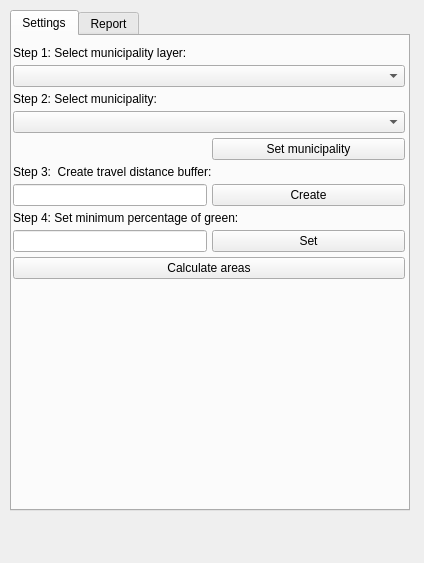
This is GreenSpace/green_space_dockwidget_base.ui in IJsbrandGroeneveld/GEO1005 as Qt 5 draws it before an edit. The edited form follows.
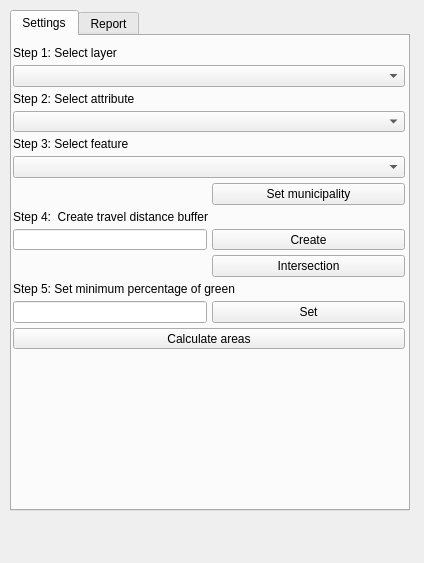
This is the edited form.

Patch:
```diff
--- a/GreenSpace/green_space_dockwidget_base.ui
+++ b/GreenSpace/green_space_dockwidget_base.ui
@@ -87,7 +87,7 @@
         <x>0</x>
         <y>10</y>
         <width>394</width>
-        <height>233</height>
+        <height>304</height>
        </rect>
       </property>
       <layout class="QGridLayout" name="settingsGrid">
@@ -105,7 +105,27 @@
          <property name="spacing">
           <number>5</number>
          </property>
-         <item row="5" column="0" colspan="2">
+         <item row="12" column="1">
+          <widget class="QPushButton" name="makeIntersectionButton">
+           <property name="text">
+            <string>Intersection</string>
+           </property>
+          </widget>
+         </item>
+         <item row="11" column="1">
+          <widget class="QPushButton" name="bufferPushButton">
+           <property name="sizePolicy">
+            <sizepolicy hsizetype="Expanding" vsizetype="Fixed">
+             <horstretch>0</horstretch>
+             <verstretch>0</verstretch>
+            </sizepolicy>
+           </property>
+           <property name="text">
+            <string>Create</string>
+           </property>
+          </widget>
+         </item>
+         <item row="7" column="0" colspan="2">
           <widget class="QLabel" name="bufferLabel">
            <property name="enabled">
             <bool>true</bool>
@@ -117,7 +137,7 @@
             </sizepolicy>
            </property>
            <property name="text">
-            <string>Step 3:  Create travel distance buffer:</string>
+            <string>Step 4:  Create travel distance buffer</string>
            </property>
           </widget>
          </item>
@@ -134,7 +154,7 @@
            </property>
           </widget>
          </item>
-         <item row="11" column="1">
+         <item row="14" column="1">
           <widget class="QPushButton" name="percentagePushButton">
            <property name="sizePolicy">
             <sizepolicy hsizetype="Expanding" vsizetype="Fixed">
@@ -147,64 +167,45 @@
            </property>
           </widget>
          </item>
-         <item row="11" column="0">
+         <item row="14" column="0">
           <widget class="QLineEdit" name="percentageLineEdit"/>
          </item>
-         <item row="9" column="1">
-          <widget class="QPushButton" name="bufferPushButton">
-           <property name="sizePolicy">
-            <sizepolicy hsizetype="Expanding" vsizetype="Fixed">
-             <horstretch>0</horstretch>
-             <verstretch>0</verstretch>
-            </sizepolicy>
-           </property>
-           <property name="text">
-            <string>Create</string>
-           </property>
-          </widget>
-         </item>
-         <item row="0" column="0" colspan="2">
-          <widget class="QLabel" name="boundaryLabel">
-           <property name="enabled">
-            <bool>true</bool>
-           </property>
-           <property name="sizePolicy">
-            <sizepolicy hsizetype="Expanding" vsizetype="Fixed">
-             <horstretch>0</horstretch>
-             <verstretch>0</verstretch>
-            </sizepolicy>
-           </property>
-           <property name="text">
-            <string>Step 1: Select municipality layer:</string>
-           </property>
-          </widget>
-         </item>
-         <item row="10" column="0" colspan="2">
-          <widget class="QLabel" name="percentagLabel">
-           <property name="enabled">
-            <bool>true</bool>
-           </property>
-           <property name="sizePolicy">
-            <sizepolicy hsizetype="Expanding" vsizetype="Fixed">
-             <horstretch>0</horstretch>
-             <verstretch>0</verstretch>
-            </sizepolicy>
-           </property>
-           <property name="text">
-            <string>Step 4: Set minimum percentage of green:</string>
-           </property>
-          </widget>
-         </item>
-         <item row="9" column="0">
-          <widget class="QLineEdit" name="bufferLineEdit"/>
-         </item>
-         <item row="12" column="0" colspan="2">
+         <item row="15" column="0" colspan="2">
           <widget class="QPushButton" name="startPushButton">
            <property name="text">
             <string>Calculate areas</string>
            </property>
           </widget>
          </item>
+         <item row="3" column="0" colspan="2">
+          <widget class="QComboBox" name="selectAttributeCombo">
+           <property name="sizePolicy">
+            <sizepolicy hsizetype="Expanding" vsizetype="Fixed">
+             <horstretch>0</horstretch>
+             <verstretch>0</verstretch>
+            </sizepolicy>
+           </property>
+           <property name="insertPolicy">
+            <enum>QComboBox::InsertAtBottom</enum>
+           </property>
+          </widget>
+         </item>
+         <item row="0" column="0" colspan="2">
+          <widget class="QLabel" name="boundaryLabel">
+           <property name="enabled">
+            <bool>true</bool>
+           </property>
+           <property name="sizePolicy">
+            <sizepolicy hsizetype="Expanding" vsizetype="Fixed">
+             <horstretch>0</horstretch>
+             <verstretch>0</verstretch>
+            </sizepolicy>
+           </property>
+           <property name="text">
+            <string>Step 1: Select layer</string>
+           </property>
+          </widget>
+         </item>
          <item row="2" column="0" colspan="2">
           <widget class="QLabel" name="boundaryLabel_2">
            <property name="enabled">
@@ -217,12 +218,47 @@
             </sizepolicy>
            </property>
            <property name="text">
-            <string>Step 2: Select municipality:</string>
+            <string>Step 2: Select attribute</string>
            </property>
           </widget>
          </item>
-         <item row="3" column="0" colspan="2">
-          <widget class="QComboBox" name="selectLayerCombo_2">
+         <item row="11" column="0">
+          <widget class="QLineEdit" name="bufferLineEdit"/>
+         </item>
+         <item row="13" column="0" colspan="2">
+          <widget class="QLabel" name="percentagLabel">
+           <property name="enabled">
+            <bool>true</bool>
+           </property>
+           <property name="sizePolicy">
+            <sizepolicy hsizetype="Expanding" vsizetype="Fixed">
+             <horstretch>0</horstretch>
+             <verstretch>0</verstretch>
+            </sizepolicy>
+           </property>
+           <property name="text">
+            <string>Step 5: Set minimum percentage of green</string>
+           </property>
+          </widget>
+         </item>
+         <item row="4" column="0">
+          <widget class="QLabel" name="boundaryLabel_3">
+           <property name="enabled">
+            <bool>true</bool>
+           </property>
+           <property name="sizePolicy">
+            <sizepolicy hsizetype="Expanding" vsizetype="Fixed">
+             <horstretch>0</horstretch>
+             <verstretch>0</verstretch>
+            </sizepolicy>
+           </property>
+           <property name="text">
+            <string>Step 3: Select feature</string>
+           </property>
+          </widget>
+         </item>
+         <item row="5" column="0" colspan="2">
+          <widget class="QComboBox" name="selectAttributeCombo_2">
            <property name="sizePolicy">
             <sizepolicy hsizetype="Expanding" vsizetype="Fixed">
              <horstretch>0</horstretch>
@@ -234,8 +270,8 @@
            </property>
           </widget>
          </item>
-         <item row="4" column="1">
-          <widget class="QPushButton" name="startPushButton_2">
+         <item row="6" column="1">
+          <widget class="QPushButton" name="selectAllFeatures">
            <property name="text">
             <string>Set municipality</string>
            </property>
```
Left out of the diff: 2 changed lines with no effect on the pictures.
